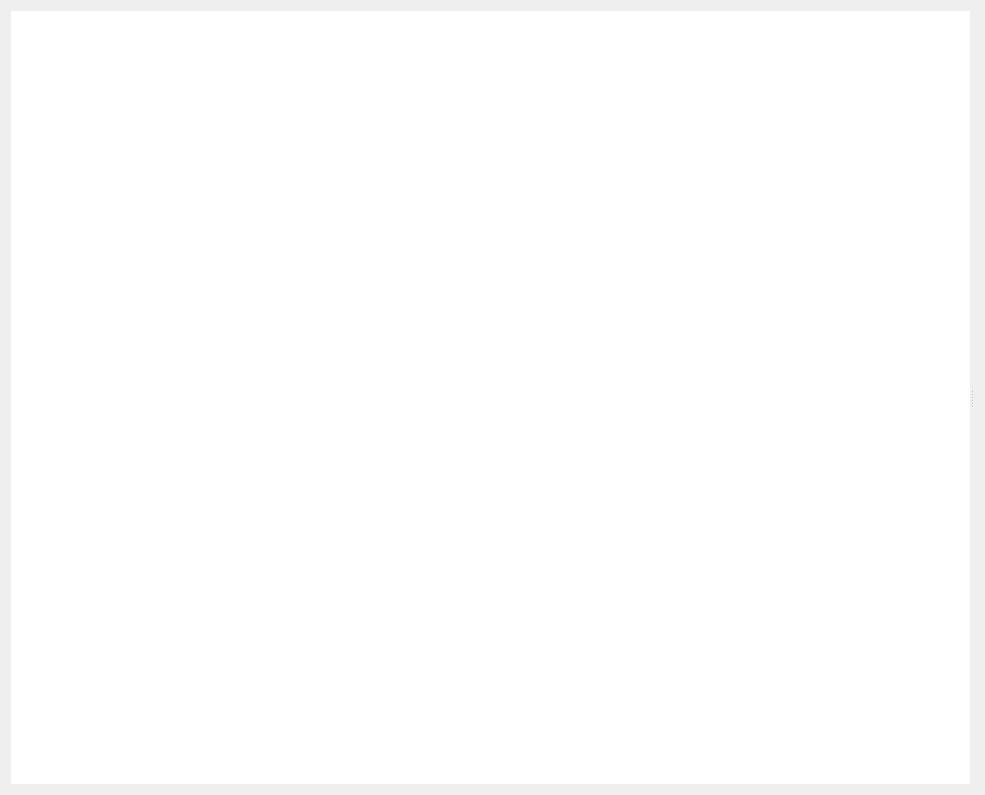
mrazr/antarstick, file camera_processing/ui/camera_view.ui: the form before one commit.
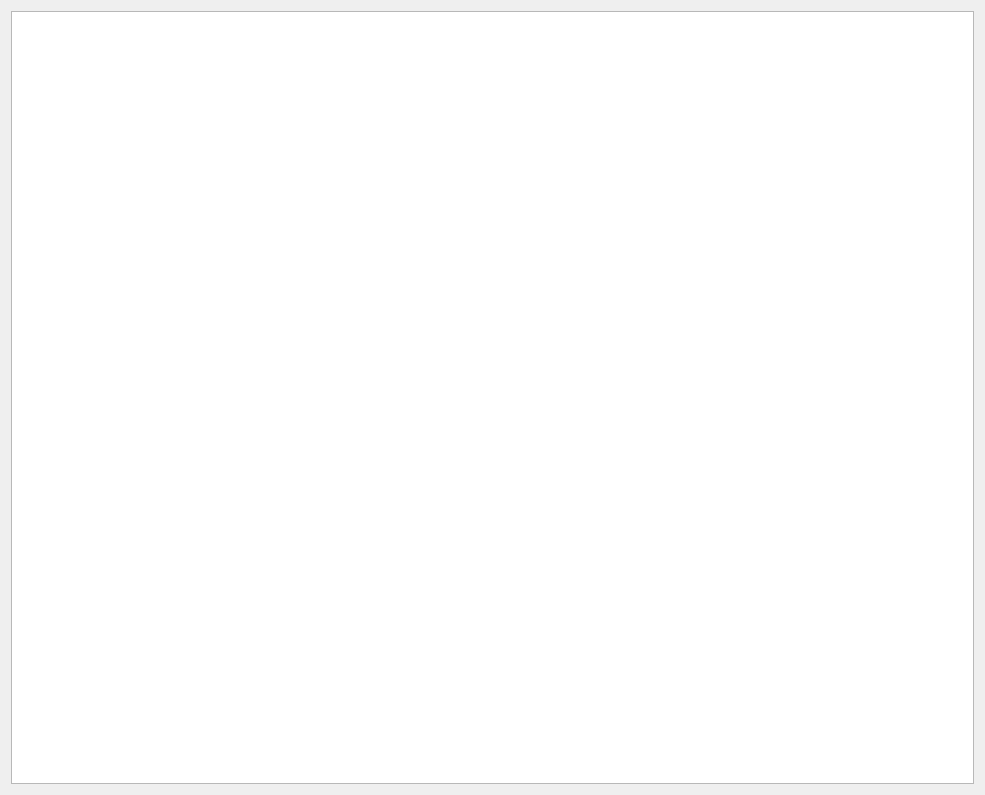
The form after the commit.

Commit message: underlying layout change -> flatter structure

```diff
--- a/camera_processing/ui/camera_view.ui
+++ b/camera_processing/ui/camera_view.ui
@@ -15,10 +15,11 @@
   </property>
   <layout class="QHBoxLayout" name="horizontalLayout_3">
    <item>
-    <widget class="QSplitter" name="splitter">
-     <property name="orientation">
-      <enum>Qt::Horizontal</enum>
+    <layout class="QVBoxLayout" name="imageListLayout">
+     <property name="sizeConstraint">
+      <enum>QLayout::SetMinimumSize</enum>
      </property>
+     <item>
      <widget class="QTableView" name="image_list">
       <property name="sizePolicy">
        <sizepolicy hsizetype="Minimum" vsizetype="Expanding">
@@ -27,14 +28,10 @@
        </sizepolicy>
       </property>
       <property name="styleSheet">
-       <string notr="true">padding: 0px;
-border: 0px;</string>
-      </property>
-      <property name="horizontalScrollBarPolicy">
-       <enum>Qt::ScrollBarAlwaysOff</enum>
-      </property>
-      <property name="sizeAdjustPolicy">
-       <enum>QAbstractScrollArea::AdjustToContents</enum>
+        <string notr="true"/>
+       </property>
+       <property name="selectionMode">
+        <enum>QAbstractItemView::SingleSelection</enum>
       </property>
       <property name="selectionBehavior">
        <enum>QAbstractItemView::SelectRows</enum>
@@ -49,14 +46,11 @@
        <bool>false</bool>
       </attribute>
      </widget>
-     <widget class="QWidget" name="layoutWidget">
-      <layout class="QVBoxLayout" name="verticalLayout">
-       <item>
-        <layout class="QVBoxLayout" name="cam_view_placeholder"/>
-       </item>
-      </layout>
-     </widget>
-    </widget>
+     </item>
+    </layout>
+   </item>
+   <item>
+    <layout class="QVBoxLayout" name="graphicsViewLayout"/>
    </item>
   </layout>
  </widget>
```
Left out of the diff: 2 changed lines with no effect on the pictures. Lines whose indentation alone changed are shown as unchanged. The commit also changes 2 other files.
